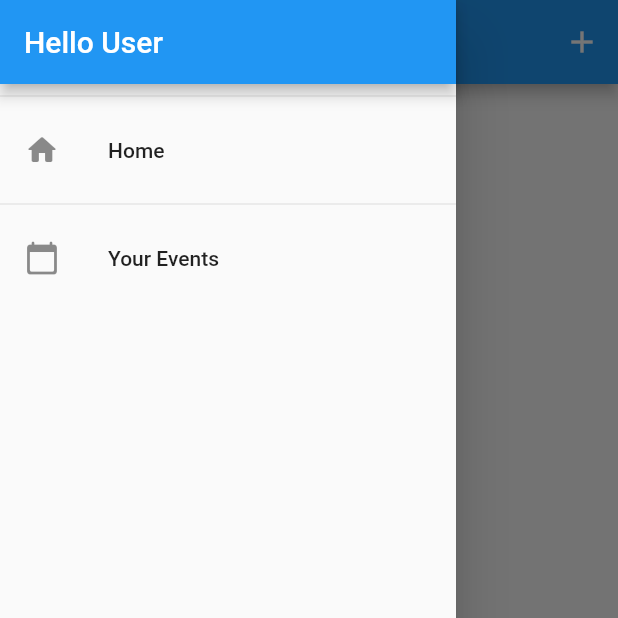
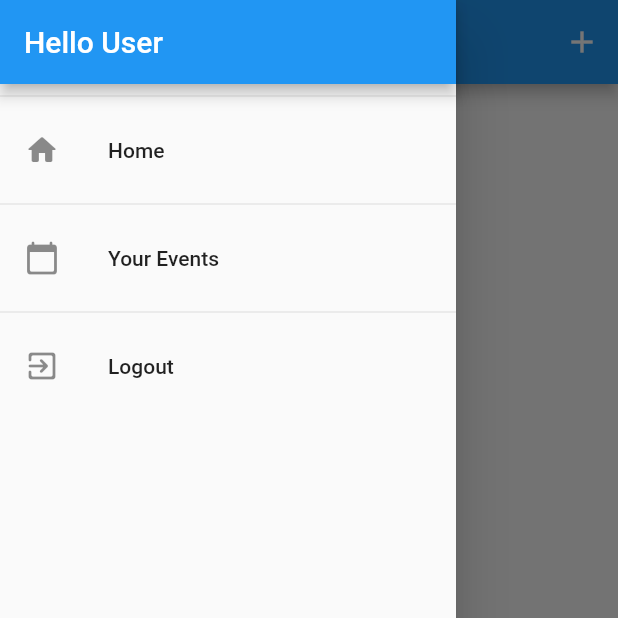
Before and after one commit to roopak99/BIT-Connect, a Flutter app: the UserEvents screen opened by its route, with the side drawer open, on a phone screen of 412 x 824 dp, the top half of it. Run offline on Flutter 3.47's test engine with Material 2 defaults, Android fonts, the phone set to English and light mode, and no system bars; network calls fail.

Commit message:
Auth redone

```diff
--- a/lib/providers/events.dart
+++ b/lib/providers/events.dart
@@ -9,10 +9,23 @@ import '../models/event.dart';
 
 class Events with ChangeNotifier {
   List<Event> _events = [];
+  String authToken;
+  String userId;
+  Events(this.authToken, this.userId, this._events);
 
-  Future<void> fetchAndSetEvents() async {
+  List<Event> get events {
+    return [..._events];
+  }
+
+  Event findById(String id) {
+    return _events.firstWhere((event) => event.eid == id);
+  }
+
+  Future<void> fetchAndSetEvents([bool filterByUser = false]) async {
+    var filterString =
+        filterByUser ? 'orderBy="creatorId"&equalTo="$userId"' : '';
     var url = Uri.parse(
-        'https://bit-connect-ecc06-default-rtdb.asia-southeast1.firebasedatabase.app/events.json?auth=$authToken');
+        'https://bit-connect-ecc06-default-rtdb.asia-southeast1.firebasedatabase.app/events.json?auth=$authToken&$filterString');
     try {
       final response = await http.get(url);
       final extractedData = jsonDecode(response.body) as Map<String, dynamic>;
@@ -47,6 +60,7 @@ class Events with ChangeNotifier {
           'date': event.eventDate.toString(),
           'branch': event.branch,
           'batch': event.batch,
+          'creatorId': userId,
         }),
       );
       final newEvent = Event(
@@ -104,15 +118,4 @@ class Events with ChangeNotifier {
 
     existingEvent = null;
   }
-
-  final String authToken;
-  Events(this.authToken, this._events);
-
-  List<Event> get events {
-    return [..._events];
-  }
-
-  Event findById(String id) {
-    return _events.firstWhere((event) => event.eid == id);
-  }
 }
--- a/lib/screens/user_events_screen.dart
+++ b/lib/screens/user_events_screen.dart
@@ -9,12 +9,11 @@ class UserEvents extends StatelessWidget {
   static const routeName = '/user-events';
 
   Future<void> _refreshEvents(BuildContext context) async {
-    await Provider.of<Events>(context, listen: false).fetchAndSetEvents();
+    await Provider.of<Events>(context, listen: false).fetchAndSetEvents(true);
   }
 
   @override
   Widget build(BuildContext context) {
-    final eventsData = Provider.of<Events>(context);
     return Scaffold(
         drawer: AppDrawer(),
         appBar: AppBar(
@@ -28,16 +27,27 @@ class UserEvents extends StatelessWidget {
             )
           ],
         ),
-        body: RefreshIndicator(
+        body: FutureBuilder(
+          future: _refreshEvents(context),
+          builder: (ctx, snapshot) =>
+              snapshot.connectionState == ConnectionState.waiting
+                  ? Center(
+                      child: CircularProgressIndicator(),
+                    )
+                  : RefreshIndicator(
                       onRefresh: () {
                         return _refreshEvents(context);
                       },
-          child: Padding(
+                      child: Consumer<Events>(
+                        builder: (context, eventsData, _) => Padding(
                           padding: EdgeInsets.all(8),
                           child: ListView.builder(
                             itemCount: eventsData.events.length,
                             itemBuilder: (_, i) => UserEventItem(
-                  eventsData.events[i].eid, eventsData.events[i].title),
+                                eventsData.events[i].eid,
+                                eventsData.events[i].title),
+                          ),
+                        ),
                       ),
                     ),
         ));
--- a/lib/widgets/app_drawer.dart
+++ b/lib/widgets/app_drawer.dart
@@ -1,5 +1,7 @@
+import 'package:bit_connect/providers/auth.dart';
 import 'package:bit_connect/screens/user_events_screen.dart';
 import 'package:flutter/material.dart';
+import 'package:provider/provider.dart';
 
 class AppDrawer extends StatelessWidget {
   @override
@@ -26,6 +28,16 @@ class AppDrawer extends StatelessWidget {
             onTap: () {
               Navigator.of(context).pushReplacementNamed(UserEvents.routeName);
             },
+          ),
+          Divider(),
+          ListTile(
+            leading: Icon(Icons.exit_to_app_rounded),
+            title: Text("Logout"),
+            onTap: () {
+              // Navigator.of(context).pushReplacementNamed(UserEvents.routeName);
+              Navigator.of(context).pop();
+              Provider.of<Auth>(context, listen: false).logout();
+            },
           )
         ],
       ),
```
Also changed, not shown: lib/main.dart (+12 -5 lines), lib/providers/auth.dart (+42 -15 lines), lib/screens/auth_screen.dart (renamed from lib/screens/4.1 auth_screen.dart, +29 -25 lines). Lines whose indentation alone changed are shown as unchanged.
